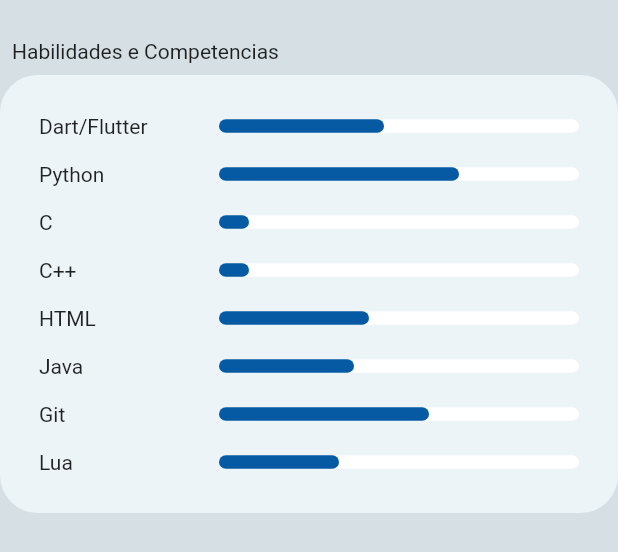
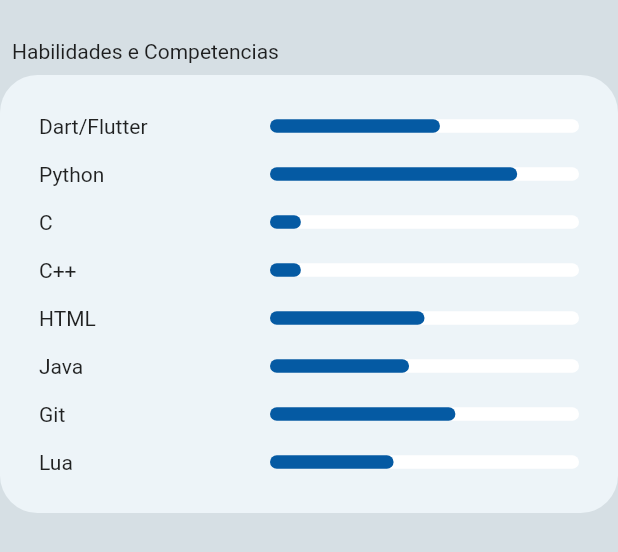
Before and after one commit to jeilsonaraujo/app_masterclass, a Flutter app: the SkilsWidget widget shown alone on an empty page, opened directly, on a phone screen of 412 x 824 dp. Shown: the top 552 px of the screen. Run offline on Flutter 3.47's test engine with Material 2 defaults, Android fonts, the phone set to English and light mode, and no system bars; our stand-ins replace font_awesome_flutter.

Commit message:
fix: fix issue on skill experience level

```diff
--- a/lib/app/about/components/skill_item_widget.dart
+++ b/lib/app/about/components/skill_item_widget.dart
@@ -3,23 +3,27 @@ import 'package:flutter/material.dart';
 class SkillItemWidget extends StatelessWidget {
   final String title;
   final double experienceLevel;
+
+  ///The [experienceLevel] shoud between 0.0 and 1.0
   const SkillItemWidget({
     super.key,
     required this.title,
+
+    ///Level of hability on this skill value between 0.0 to 1.0
     required this.experienceLevel,
   });
 
   @override
   Widget build(BuildContext context) {
+    final double widthFiftyPercent = MediaQuery.of(context).size.width * 0.5;
     return Padding(
       padding: const EdgeInsets.all(8.0),
       child: Row(
         children: [
           Expanded(flex: 1, child: Text(title)),
-          Expanded(
-            flex: 2,
-            child: Container(
+          Container(
             height: 9,
+            width: widthFiftyPercent,
             decoration: BoxDecoration(
               color: Theme.of(context).canvasColor,
               borderRadius: const BorderRadius.all(
@@ -30,12 +34,10 @@ class SkillItemWidget extends StatelessWidget {
               alignment: Alignment.centerLeft,
               child: Container(
                 height: 9,
-                  width: experienceLevel * 20,
+                width: widthFiftyPercent * experienceLevel,
                 decoration: BoxDecoration(
                     color: Theme.of(context).primaryColor,
-                      borderRadius:
-                          const BorderRadius.all(Radius.circular(25))),
-                ),
+                    borderRadius: const BorderRadius.all(Radius.circular(25))),
               ),
             ),
           )
--- a/lib/app/about/components/skills_widget.dart
+++ b/lib/app/about/components/skills_widget.dart
@@ -26,14 +26,14 @@ class SkilsWidget extends StatelessWidget {
               padding: const EdgeInsets.all(18.0),
               child: Column(
                 children: const [
-                  SkillItemWidget(title: 'Dart/Flutter', experienceLevel: 5.5),
-                  SkillItemWidget(title: 'Python', experienceLevel: 8),
-                  SkillItemWidget(title: 'C', experienceLevel: 1),
-                  SkillItemWidget(title: 'C++', experienceLevel: 1),
-                  SkillItemWidget(title: 'HTML', experienceLevel: 5),
-                  SkillItemWidget(title: 'Java', experienceLevel: 4.5),
-                  SkillItemWidget(title: 'Git', experienceLevel: 7),
-                  SkillItemWidget(title: 'Lua', experienceLevel: 4),
+                  SkillItemWidget(title: 'Dart/Flutter', experienceLevel: 0.55),
+                  SkillItemWidget(title: 'Python', experienceLevel: 0.8),
+                  SkillItemWidget(title: 'C', experienceLevel: 0.1),
+                  SkillItemWidget(title: 'C++', experienceLevel: 0.1),
+                  SkillItemWidget(title: 'HTML', experienceLevel: 0.5),
+                  SkillItemWidget(title: 'Java', experienceLevel: 0.45),
+                  SkillItemWidget(title: 'Git', experienceLevel: 0.6),
+                  SkillItemWidget(title: 'Lua', experienceLevel: 0.4),
                 ],
               ),
             ),
```
Lines whose indentation alone changed are shown as unchanged.
